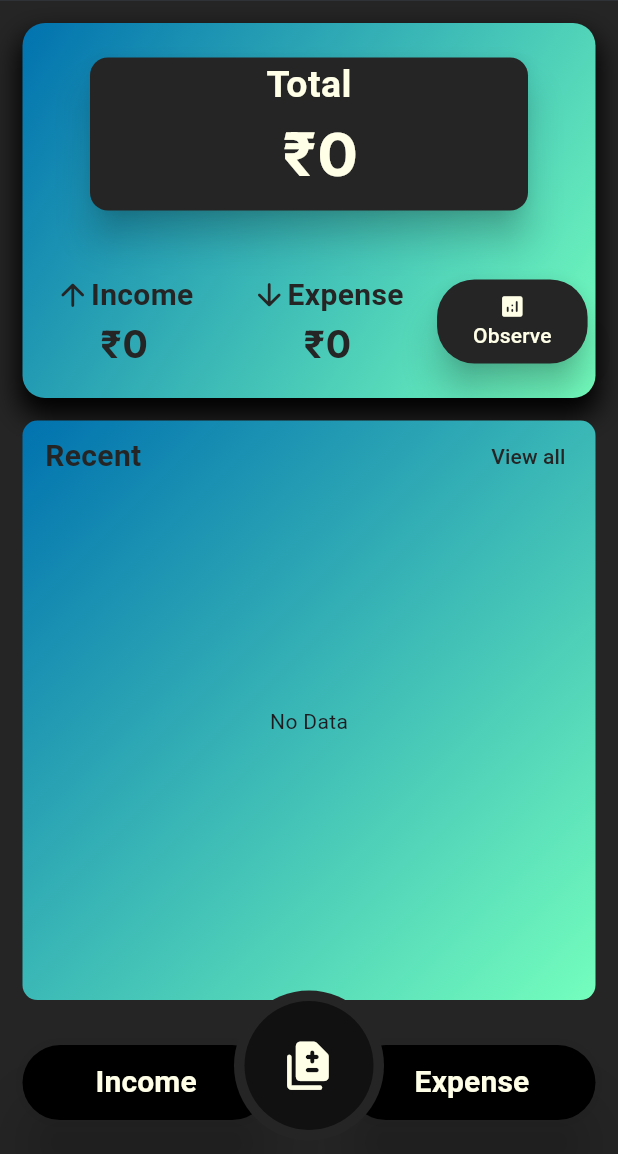
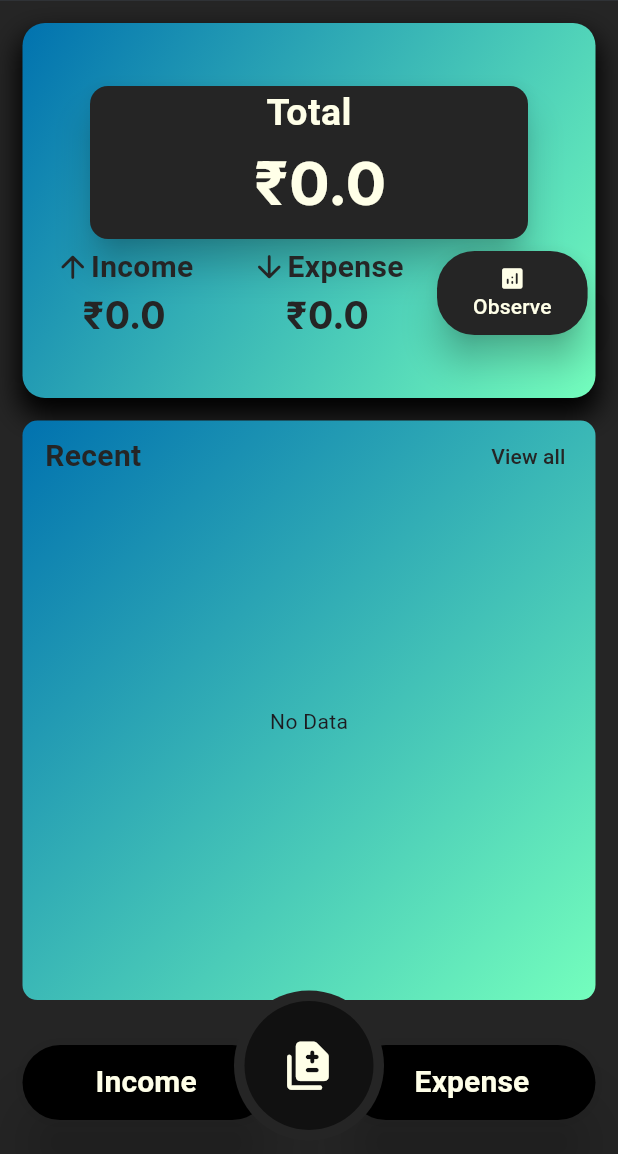
Before and after one commit to muhd-nish4d/Money-management, a Flutter app: the screen it shows after launch, on a phone screen of 412 x 824 dp, the part 82-1236 px from its top. Run offline on Flutter 3.47's test engine with Material 2 defaults, Android fonts, the phone set to English and light mode, and no system bars; our stand-ins replace animated_text_kit, bloc, equatable, flutter_bloc, flutter_slidable, fluttertoast and 2 more; missing offline and left inert: bottom_sheet, flutter_email_sender; accounts and stored records are empty.

Commit message:
Calculation completed

```diff
--- /dev/null
+++ b/lib/blocs/amount/amount_bloc.dart
@@ -0,0 +1,78 @@
+import 'dart:developer';
+
+import 'package:bloc/bloc.dart';
+import 'package:equatable/equatable.dart';
+import 'package:flutter_bloc/flutter_bloc.dart';
+
+import '../../db_functions/transactions/transaction_db_functions.dart';
+import '../../models/category/category_model.dart';
+
+part 'amount_event.dart';
+part 'amount_state.dart';
+
+class AmountBloc extends Bloc<AmountEvent, AmountState> {
+  final TransactionsDBFunctions transactionsDBFuninTotal;
+  double totalAmount = 0;
+  double incomeAmount = 0;
+  double expenseAmount = 0;
+  AmountBloc(this.transactionsDBFuninTotal) : super(AmountInitialState()) {
+    on<AmountInitialEvent>((event, emit) async {
+      emit(AmountLoadingState());
+      await _calculateAll();
+      log(totalAmount.toString());
+      log(incomeAmount.toString());
+      log(expenseAmount.toString());
+      emit(AmountShowState(
+          totalAmount: totalAmount,
+          incomeAmount: incomeAmount,
+          expenceAmount: expenseAmount));
+    });
+    on<AmountCalcuteEvent>((event, emit) async {
+      emit(AmountLoadingState());
+      await _addNewOne(amount: event.amuount, type: event.type);
+      log(totalAmount.toString());
+      log(incomeAmount.toString());
+      log(expenseAmount.toString());
+      emit(AmountShowState(
+          totalAmount: totalAmount,
+          incomeAmount: incomeAmount,
+          expenceAmount: expenseAmount));
+    });
+  }
+
+  //Helping Functions
+  Future<void> _calculateAll() async {
+    await transactionsDBFuninTotal.getAllTransactions().then((value) {
+      incomeAmount = 0;
+      totalAmount = 0;
+      expenseAmount = 0;
+      for (var element in value) {
+        if (element.type == CategoryType.income) {
+          // }
+          incomeAmount += element.amount;
+          // incomeResult.value = incomeTotal;
+        } else {
+          expenseAmount += element.amount;
+          // expenseResult.value = expenseTotal;
+        }
+      }
+      totalAmount = incomeAmount - expenseAmount;
+    });
+    // log('income ${incomeAmount.toString()}');
+    // log('expense ${expenseAmount.toString()}');
+    // log('total ${totalAmount.toString()}');
+  }
+
+  Future<void> _addNewOne(
+      {required double amount, required CategoryType type}) async {
+    if (type == CategoryType.income) {
+      incomeAmount += amount;
+    } else {
+      expenseAmount += amount;
+    }
+    totalAmount = incomeAmount - expenseAmount;
+    // log('income ${incomeAmount.toString()}');
+    // log('expense ${expenseAmount.toString()}');
+    // log('total ${totalAmount.toString()}');
+  }
+}
--- /dev/null
+++ b/lib/blocs/amount/amount_event.dart
@@ -0,0 +1,33 @@
+part of 'amount_bloc.dart';
+
+abstract class AmountEvent extends Equatable {
+  const AmountEvent();
+
+  @override
+  List<Object> get props => [];
+}
+
+//Initial
+class AmountInitialEvent extends AmountEvent {}
+
+//Value Changing
+class AmountCalcuteEvent extends AmountEvent {
+  final double amuount;
+  final CategoryType type;
+
+  const AmountCalcuteEvent({required this.type, required this.amuount});
+}
+
+class AmountDeleteEvent extends AmountEvent {
+  final double amuount;
+  final CategoryType type;
+
+  const AmountDeleteEvent({required this.type, required this.amuount});
+}
+
+// class AmountCalcuteEvent extends AmountEvent {
+//   final double amuount;
+//   final CategoryType type;
+
+//   const AmountCalcuteEvent({required this.type, required this.amuount});
+// }
--- /dev/null
+++ b/lib/blocs/amount/amount_state.dart
@@ -0,0 +1,23 @@
+part of 'amount_bloc.dart';
+
+abstract class AmountState extends Equatable {
+  const AmountState();
+
+  @override
+  List<Object> get props => [];
+}
+
+class AmountInitialState extends AmountState {}
+
+class AmountLoadingState extends AmountState {}
+
+class AmountShowState extends AmountState {
+  final double incomeAmount;
+  final double expenceAmount;
+  final double totalAmount;
+
+  const AmountShowState(
+      {required this.totalAmount,
+      required this.incomeAmount,
+      required this.expenceAmount});
+}
--- a/lib/consts/delete_popup.dart
+++ b/lib/consts/delete_popup.dart
@@ -3,8 +3,7 @@ import 'package:flutter_bloc/flutter_bloc.dart';
 import 'package:tracker/blocs/transactions/transactions_bloc.dart';
 import 'package:tracker/consts/toast.dart';
 
-import '../db_functions/transactions/transaction_db_functions.dart';
-import '../problems/amount_totals.dart';
+import '../blocs/amount/amount_bloc.dart';
 
 Future<void> alertMassege(BuildContext ctx, {required String id}) async {
   return showDialog(
@@ -22,6 +21,7 @@ Future<void> alertMassege(BuildContext ctx, {required String id}) async {
                     .add(TransactionsDeleteEvent(id: id));
                 //==================================After Bloc=========================================
                 showToast(message: 'Deleted');
+                BlocProvider.of<AmountBloc>(context).add(AmountInitialEvent());
                 //==================================After Bloc=========================================
                 // await Amounts.instance.totalAmount();
                 // Amounts.instance.totalAmount();
--- a/lib/main.dart
+++ b/lib/main.dart
@@ -1,6 +1,7 @@
 import 'package:flutter/material.dart';
 import 'package:flutter_bloc/flutter_bloc.dart';
 import 'package:hive_flutter/hive_flutter.dart';
+import 'package:tracker/blocs/amount/amount_bloc.dart';
 import 'package:tracker/blocs/category/category_bloc.dart';
 import 'package:tracker/blocs/transactions/transactions_bloc.dart';
 import 'package:tracker/db_functions/category/category_db_functions.dart';
@@ -37,7 +38,10 @@ class MyApp extends StatelessWidget {
         ),
         BlocProvider(
           create: (context) => TransactionsBloc(TransactionsDBFunctions()),
-        )
+        ),
+        BlocProvider(
+          create: (context) => AmountBloc(TransactionsDBFunctions()),
+        ),
       ],
       child: MaterialApp(
         debugShowCheckedModeBanner: false,
--- a/lib/screens/splash/splash_screen.dart
+++ b/lib/screens/splash/splash_screen.dart
@@ -3,15 +3,12 @@ import 'dart:async';
 import 'package:animated_text_kit/animated_text_kit.dart';
 import 'package:flutter/material.dart';
 import 'package:flutter_bloc/flutter_bloc.dart';
+import 'package:tracker/blocs/amount/amount_bloc.dart';
 import 'package:tracker/blocs/transactions/transactions_bloc.dart';
 import 'package:tracker/consts/color.dart';
-import 'package:tracker/db_functions/category/category_db_functions.dart';
-
 import 'package:tracker/screens/home/home_screen.dart';
 
 import '../../blocs/category/category_bloc.dart';
-import '../../db_functions/transactions/transaction_db_functions.dart';
-
 class ScreenSplash extends StatefulWidget {
   const ScreenSplash({super.key});
 
@@ -35,6 +32,7 @@ class _ScreenSplashState extends State<ScreenSplash> {
     BlocProvider.of<CategoryBloc>(context).add(CategoryInitialEvent());
     // CategoryDB.instance.refreshUI();
     BlocProvider.of<TransactionsBloc>(context).add(TransactionsInitialEvent());
+    BlocProvider.of<AmountBloc>(context).add(AmountInitialEvent());
     // TransactionDB.instance.refreshTransUI();
     // Amounts.instance.totalAmount();
     // return Scaffold(
--- a/lib/screens/transactions/adding_income_expense_btn_screen.dart
+++ b/lib/screens/transactions/adding_income_expense_btn_screen.dart
@@ -1,5 +1,6 @@
 import 'package:flutter/material.dart';
 import 'package:flutter_bloc/flutter_bloc.dart';
+import 'package:tracker/blocs/amount/amount_bloc.dart';
 import 'package:tracker/blocs/category/category_bloc.dart';
 import 'package:tracker/blocs/transactions/transactions_bloc.dart';
 import 'package:tracker/db_functions/category/category_db_functions.dart';
@@ -500,6 +501,10 @@ class _ScreenAddTransBtnState extends State<ScreenAddTransBtn> {
         note: noteText,
         type: selectedCategoryType!,
         category: selectedCategoryModel!));
+    // BlocProvider.of<AmountBloc>(context).add(
+    //     AmountCalcuteEvent(amuount: parsedAmount, type: selectedCategoryType!));
+    BlocProvider.of<AmountBloc>(context).add(AmountInitialEvent());
+
     // await TransactionDB.instance.transactionAdd(transModel);
 
     showToast(message: 'Saved');
--- a/lib/screens/transactions/edit_screen.dart
+++ b/lib/screens/transactions/edit_screen.dart
@@ -1,5 +1,6 @@
 import 'package:flutter/material.dart';
 import 'package:flutter_bloc/flutter_bloc.dart';
+import 'package:tracker/blocs/amount/amount_bloc.dart';
 import 'package:tracker/blocs/transactions/transactions_bloc.dart';
 import 'package:tracker/consts/container_shadow.dart';
 import 'package:tracker/models/category/category_model.dart';
@@ -474,6 +475,7 @@ class _ScreenEditState extends State<ScreenEdit> {
         note: textNote,
         type: selectedCategoryTypeinEdit,
         category: selectedCategoryModelinEdit!));
+    BlocProvider.of<AmountBloc>(context).add(AmountInitialEvent());
     showToast(message: 'Edited');
     // TransactionDB.instance.refreshTransUI();
     // await Amounts.instance.totalAmount();
--- a/lib/widgets/home_screen/status_screen.dart
+++ b/lib/widgets/home_screen/status_screen.dart
@@ -1,8 +1,8 @@
 import 'package:flutter/material.dart';
+import 'package:flutter_bloc/flutter_bloc.dart';
 
+import '../../blocs/amount/amount_bloc.dart';
 import '../../consts/color.dart';
-import '../../problems/amount_totals.dart';
-import '../../screens/chart_screens/circle_chart.dart';
 
 //==================================After Bloc=========================================
 ValueNotifier val = ValueNotifier(0);
@@ -13,6 +13,7 @@ class WidgetSatusScreen extends StatelessWidget {
 
   @override
   Widget build(BuildContext context) {
+    // BlocProvider.of<AmountBloc>(context).add(AmountInitialEvent());
     return Container(
         width: double.infinity,
         height: 250,
@@ -35,20 +36,23 @@ class WidgetSatusScreen extends StatelessWidget {
         child: Column(
           mainAxisAlignment: MainAxisAlignment.spaceAround,
           children: [
-          ValueListenableBuilder(
-            //==================================After Bloc=========================================
-            // valueListenable: Amounts.instance.totalResult,
-            valueListenable: val,
-            //==================================After Bloc=========================================
-            builder: (context, value, child) {
-              return SizedBox(
+            BlocBuilder<AmountBloc, AmountState>(
+              builder: (context, state) {
+                if (state is AmountLoadingState) {
+                  return Center(child: CircularProgressIndicator(),);
+                }
+                else if (state is AmountShowState) {
+                  return Column(
+                    mainAxisAlignment: MainAxisAlignment.start,
+                    children: [
+                      SizedBox(
                         height: 110,
                         width: 300,
                         child: Card(
                           elevation: 10,
                           color: backBlack,
                           child: Column(children: [
-                    value >= 0
+                            state.totalAmount >= 0
                                 ? const Text(
                                     'Total',
                                     style: TextStyle(
@@ -66,8 +70,8 @@ class WidgetSatusScreen extends StatelessWidget {
                             Padding(
                               padding: const EdgeInsets.only(left: 15),
                               child: Text(
-                        '₹$value',
-                        style: value < 0
+                                '₹${state.totalAmount}',
+                                style: state.totalAmount < 0
                                     ? const TextStyle(
                                         overflow: TextOverflow.fade,
                                         // rgb(242, 231, 213)
@@ -83,17 +87,18 @@ class WidgetSatusScreen extends StatelessWidget {
                                         fontFamily: 'Inter',
                                         fontWeight: FontWeight.bold),
                               ),
-                    )
+                            ),
+
                           ]),
                         ),
-              );
-            },
                       ),
                       Row(
-            mainAxisAlignment: MainAxisAlignment.spaceAround,
+                                mainAxisAlignment:
+                                    MainAxisAlignment.spaceAround,
                                 children: [
                                   Column(
-                crossAxisAlignment: CrossAxisAlignment.center,
+                                    crossAxisAlignment:
+                                        CrossAxisAlignment.center,
                                     children: [
                                       Row(
                                         children: const [
@@ -114,29 +119,21 @@ class WidgetSatusScreen extends StatelessWidget {
                                         height: 35,
                                         width: 125,
                                         child: Center(
-                      child: ValueListenableBuilder(
-                        //==================================After Bloc=========================================
-                        // valueListenable: Amounts.instance.incomeResult,
-                        valueListenable: val,
-                        //==================================After Bloc=========================================
-                        builder: (context, value, child) {
-                          return Text(
-                            '₹$value',
+                                            child: Text(
+                                          '₹${state.incomeAmount}',
                                           overflow: TextOverflow.ellipsis,
                                           style: const TextStyle(
                                               color: backBlack,
                                               fontSize: 25,
                                               fontWeight: FontWeight.bold,
                                               fontFamily: 'Inter'),
-                          );
-                        },
-                      ),
-                    ),
+                                        )),
                                       ),
                                     ],
                                   ),
                                   Column(
-                crossAxisAlignment: CrossAxisAlignment.center,
+                                    crossAxisAlignment:
+                                        CrossAxisAlignment.center,
                                     children: [
                                       Row(
                                         children: const [
@@ -157,24 +154,15 @@ class WidgetSatusScreen extends StatelessWidget {
                                         width: 125,
                                         height: 35,
                                         child: Center(
-                      child: ValueListenableBuilder(
-                        //==================================After Bloc=========================================
-                        // valueListenable: Amounts.instance.expenseResult,
-                        valueListenable: val,
-                        //==================================After Bloc=========================================
-                        builder: (context, value, child) {
-                          return Text(
-                            '₹$value',
+                                            child: Text(
+                                          '₹${state.expenceAmount}',
                                           overflow: TextOverflow.ellipsis,
                                           style: const TextStyle(
                                               color: backBlack,
                                               fontSize: 25,
                                               fontWeight: FontWeight.bold,
                                               fontFamily: 'Inter'),
-                          );
-                        },
-                      ),
-                    ),
+                                        )),
                                       ),
                                     ],
                                   ),
@@ -182,7 +170,8 @@ class WidgetSatusScreen extends StatelessWidget {
                                       style: ElevatedButton.styleFrom(
                                           elevation: 10,
                                           shape: RoundedRectangleBorder(
-                          borderRadius: BorderRadius.circular(25)),
+                                              borderRadius:
+                                                  BorderRadius.circular(25)),
                                           backgroundColor: backBlack),
                                       onPressed: () {
                                         //==================================After Bloc=========================================
@@ -192,10 +181,12 @@ class WidgetSatusScreen extends StatelessWidget {
                                         //==================================After Bloc=========================================
                                       },
                                       child: Padding(
-                    padding: const EdgeInsets.symmetric(vertical: 9),
+                                        padding: const EdgeInsets.symmetric(
+                                            vertical: 9),
                                         child: Column(
                                           children: const [
-                        Icon(Icons.analytics_rounded, color: greyWhite),
+                                            Icon(Icons.analytics_rounded,
+                                                color: greyWhite),
                                             SizedBox(),
                                             Text(
                                               'Observe',
@@ -206,10 +197,72 @@ class WidgetSatusScreen extends StatelessWidget {
                                           ],
                                         ),
                                       ))
+                                ]),
+                    ],
+                  );
+                } else {
+                  return Text('some error');
+                }
+              },
+            ),
+            // ValueListenableBuilder(
+            //   //==================================After Bloc=========================================
+            //   // valueListenable: Amounts.instance.totalResult,
+            //   valueListenable: val,
+            //   //==================================After Bloc=========================================
+            //   builder: (context, value, child) {
+            //     return SizedBox(
+            //       height: 110,
+            //       width: 300,
+            //       child: Card(
+            //         elevation: 10,
+            //         color: backBlack,
+            //         child: Column(children: [
+            //           value >= 0
+            //               ? const Text(
+            //                   'Total',
+            //                   style: TextStyle(
+            //                       color: greyWhite,
+            //                       fontSize: 25,
+            //                       fontWeight: FontWeight.bold),
+            //                 )
+            //               : const Text(
+            //                   'Lose',
+            //                   style: TextStyle(
+            //                       color: greyWhite,
+            //                       fontSize: 25,
+            //                       fontWeight: FontWeight.bold),
+            //                 ),
+            //           Padding(
+            //             padding: const EdgeInsets.only(left: 15),
+            //             child: Text(
+            //               '₹$value',
+            //               style: value < 0
+            //                   ? const TextStyle(
+            //                       overflow: TextOverflow.fade,
+            //                       // rgb(242, 231, 213)
+            //                       color: greyWhite,
+            //                       fontSize: 40,
+            //                       fontFamily: 'Inter',
+            //                       fontWeight: FontWeight.bold)
+            //                   : const TextStyle(
+            //                       overflow: TextOverflow.ellipsis,
+            //                       // rgb(242, 231, 213)
+            //                       color: greyWhite,
+            //                       fontSize: 40,
+            //                       fontFamily: 'Inter',
+            //                       fontWeight: FontWeight.bold),
+            //             ),
+            //           )
+            //         ]),
+            //       ),
+            //     );
+            //   },
+            // ),
           ],
         )
-        ],
-      ),
+        // ],
         );
+    // );
   }
 }
```
Lines whose indentation alone changed are shown as unchanged.
